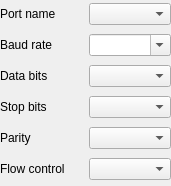
Above: src/toolsui/SAKSerialPortToolUi.ui from x-tools-author/x-tools before the change. Below: the same form after it.
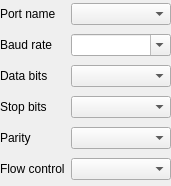
That is the form after the change. Custom widgets are drawn as their Qt base class.

Patch:
```diff
--- a/src/toolsui/SAKSerialPortToolUi.ui
+++ b/src/toolsui/SAKSerialPortToolUi.ui
@@ -35,6 +35,12 @@
    </item>
    <item row="0" column="0">
     <widget class="QLabel" name="label_2">
+     <property name="sizePolicy">
+      <sizepolicy hsizetype="Fixed" vsizetype="Preferred">
+       <horstretch>0</horstretch>
+       <verstretch>0</verstretch>
+      </sizepolicy>
+     </property>
      <property name="text">
       <string>Port name</string>
      </property>
@@ -61,6 +67,12 @@
    </item>
    <item row="1" column="0">
     <widget class="QLabel" name="label">
+     <property name="sizePolicy">
+      <sizepolicy hsizetype="Fixed" vsizetype="Preferred">
+       <horstretch>0</horstretch>
+       <verstretch>0</verstretch>
+      </sizepolicy>
+     </property>
      <property name="text">
       <string>Baud rate</string>
      </property>
@@ -68,6 +80,12 @@
    </item>
    <item row="2" column="0">
     <widget class="QLabel" name="label_3">
+     <property name="sizePolicy">
+      <sizepolicy hsizetype="Fixed" vsizetype="Preferred">
+       <horstretch>0</horstretch>
+       <verstretch>0</verstretch>
+      </sizepolicy>
+     </property>
      <property name="text">
       <string>Data bits</string>
      </property>
@@ -75,6 +93,12 @@
    </item>
    <item row="3" column="0">
     <widget class="QLabel" name="label_4">
+     <property name="sizePolicy">
+      <sizepolicy hsizetype="Fixed" vsizetype="Preferred">
+       <horstretch>0</horstretch>
+       <verstretch>0</verstretch>
+      </sizepolicy>
+     </property>
      <property name="text">
       <string>Stop bits</string>
      </property>
@@ -82,6 +106,12 @@
    </item>
    <item row="4" column="0">
     <widget class="QLabel" name="label_5">
+     <property name="sizePolicy">
+      <sizepolicy hsizetype="Fixed" vsizetype="Preferred">
+       <horstretch>0</horstretch>
+       <verstretch>0</verstretch>
+      </sizepolicy>
+     </property>
      <property name="text">
       <string>Parity</string>
      </property>
@@ -89,6 +119,12 @@
    </item>
    <item row="5" column="0">
     <widget class="QLabel" name="label_6">
+     <property name="sizePolicy">
+      <sizepolicy hsizetype="Fixed" vsizetype="Preferred">
+       <horstretch>0</horstretch>
+       <verstretch>0</verstretch>
+      </sizepolicy>
+     </property>
      <property name="text">
       <string>Flow control</string>
      </property>
```
